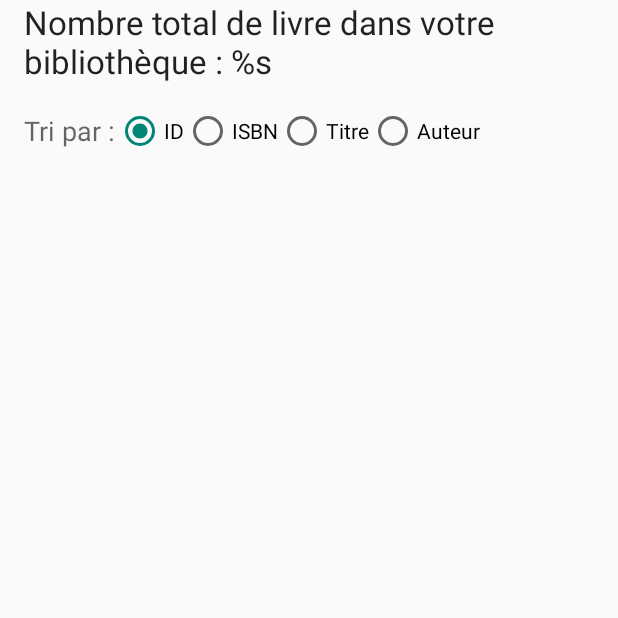
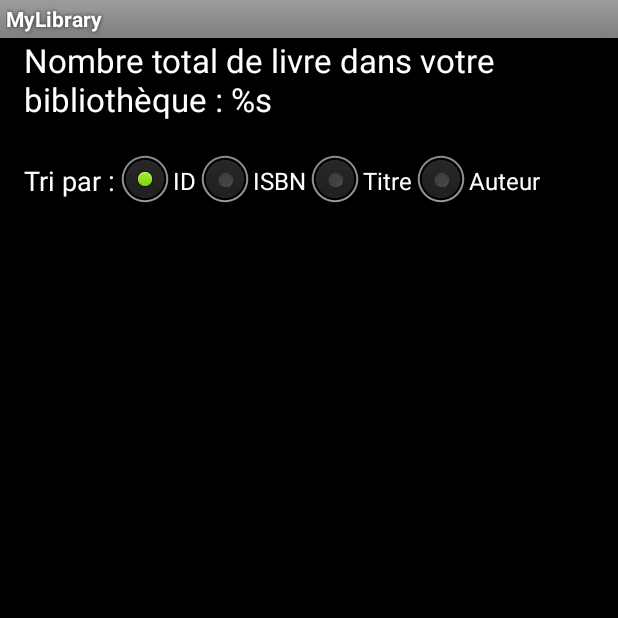
Before and after one commit to fraguen/android, an Android app: the screen it shows after launch (MainActivity), on a phone screen of 412 x 824 dp, the top half of it. Run offline under Robolectric (Android 15) with nearby library versions, the phone set to English and light mode, and no system bars.

Commit message:
Modification du style de base

```diff
--- a/app/src/main/res/values/styles.xml
+++ b/app/src/main/res/values/styles.xml
@@ -1,7 +1,7 @@
 <resources>
 
     <!-- Base application theme. -->
-    <style name="AppTheme" parent="Theme.AppCompat.Light.DarkActionBar">
+    <style name="AppTheme" parent="android:Theme.Black">
         <!-- Customize your theme here. -->
     </style>
 
```
